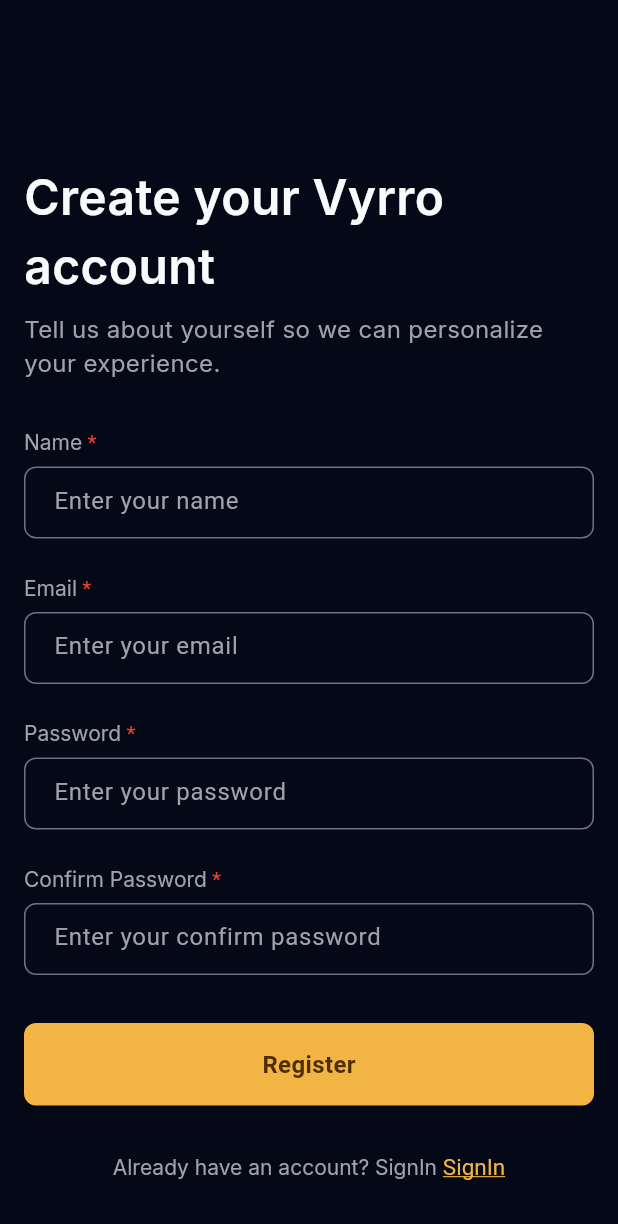
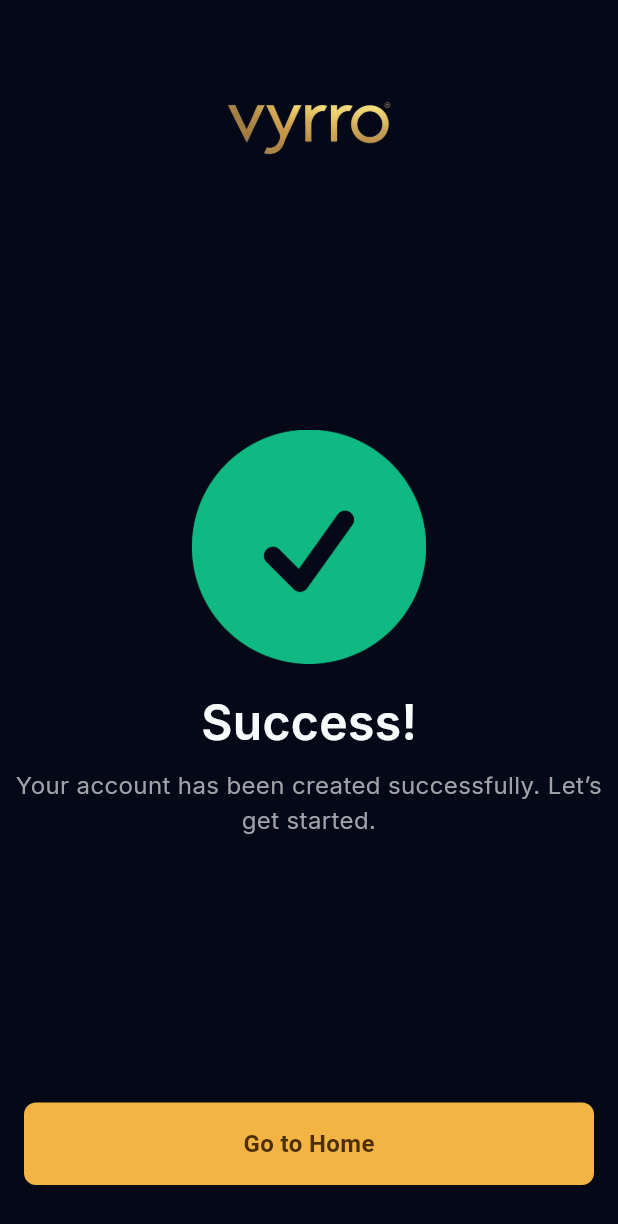
Before and after one commit to AvijitDasAvi/Vyrro, a Flutter app: the RegisterScreen screen opened by its route, after a tap on "Register", on a phone screen of 412 x 824 dp. Shown: the top 1224 px of the screen. Run offline on Flutter 3.47's test engine with Material 3 defaults, Android fonts, the light colour scheme and no system bars; our stand-ins replace flutter_easyloading, get, google_fonts.

Commit message:
Success screen complete.

```diff
--- a/lib/core/common/constants/image_path.dart
+++ b/lib/core/common/constants/image_path.dart
@@ -2,4 +2,5 @@
   static String splashImage = 'assets/images/splashImage.png';
   static String onboardingImage = 'assets/images/onboardingImage.png';
   static String categoryImage = 'assets/images/category.png';
+  static String successImage = 'assets/images/success.png';
 }
--- a/lib/features/auth/login/screen/login_screen.dart
+++ b/lib/features/auth/login/screen/login_screen.dart
@@ -45,7 +45,7 @@
             ),
             SizedBox(height: 24),
             CustomTextFormField(
-              label: 'Password *',
+              label: 'Password',
               isRequired: true,
               hintText: 'Enter your password',
               suffixIcon: Icon(Icons.visibility),
--- a/lib/features/auth/register/screen/register_screen.dart
+++ b/lib/features/auth/register/screen/register_screen.dart
@@ -4,6 +4,7 @@
 import 'package:galaxybooking/core/common/widgets/custom_button.dart';
 import 'package:galaxybooking/core/common/widgets/custom_text_form_field.dart';
 import 'package:galaxybooking/core/style/get_text_style.dart';
+import 'package:galaxybooking/features/success/screen/success_screen.dart';
 import 'package:get/get.dart';
 
 class RegisterScreen extends StatelessWidget {
@@ -66,7 +67,18 @@
               obscureText: true,
             ),
             SizedBox(height: 32),
-            CustomButton(title: 'Register', onTap: () {}),
+            CustomButton(
+              title: 'Register',
+              onTap: () {
+                Get.offAll(
+                  SuccessScreen(
+                    hintText:
+                        'Your account has been created successfully. Let’s get started.',
+                    buttonTitle: 'Go to Home',
+                  ),
+                );
+              },
+            ),
             SizedBox(height: 32),
             Center(
               child: RichText(
--- /dev/null
+++ b/lib/features/success/screen/success_screen.dart
@@ -0,0 +1,54 @@
+import 'package:flutter/material.dart';
+import 'package:galaxybooking/core/common/constants/app_colors.dart';
+import 'package:galaxybooking/core/common/constants/image_path.dart';
+import 'package:galaxybooking/core/common/widgets/custom_button.dart';
+import 'package:galaxybooking/core/style/get_text_style.dart';
+
+class SuccessScreen extends StatelessWidget {
+  final String hintText;
+  final String buttonTitle;
+  const SuccessScreen({
+    super.key,
+    required this.hintText,
+    required this.buttonTitle,
+  });
+
+  @override
+  Widget build(BuildContext context) {
+    return Scaffold(
+      backgroundColor: AppColors.primaryBackground,
+      body: Column(
+        children: [
+          SizedBox(height: 62),
+          Image.asset(ImagePath.splashImage, height: 48, width: 110),
+          Spacer(),
+          Image.asset(ImagePath.successImage, height: 156, width: 156),
+          SizedBox(height: 16),
+          Text(
+            'Success!',
+            style: getTextStyle(
+              fontWeight: FontWeight.w600,
+              fontSize: 32,
+              color: AppColors.textColor,
+            ),
+          ),
+          SizedBox(height: 8),
+          Text(
+            hintText,
+            style: getTextStyle(
+              fontWeight: FontWeight.w400,
+              fontSize: 16,
+              color: AppColors.secondaryTextColor,
+            ),
+            textAlign: TextAlign.center,
+          ),
+          Spacer(),
+          Padding(
+            padding: const EdgeInsets.only(left: 16, right: 16, bottom: 34),
+            child: CustomButton(title: buttonTitle, onTap: () {}),
+          ),
+        ],
+      ),
+    );
+  }
+}
```
Also changed, not shown: assets/images/success.png (added).
